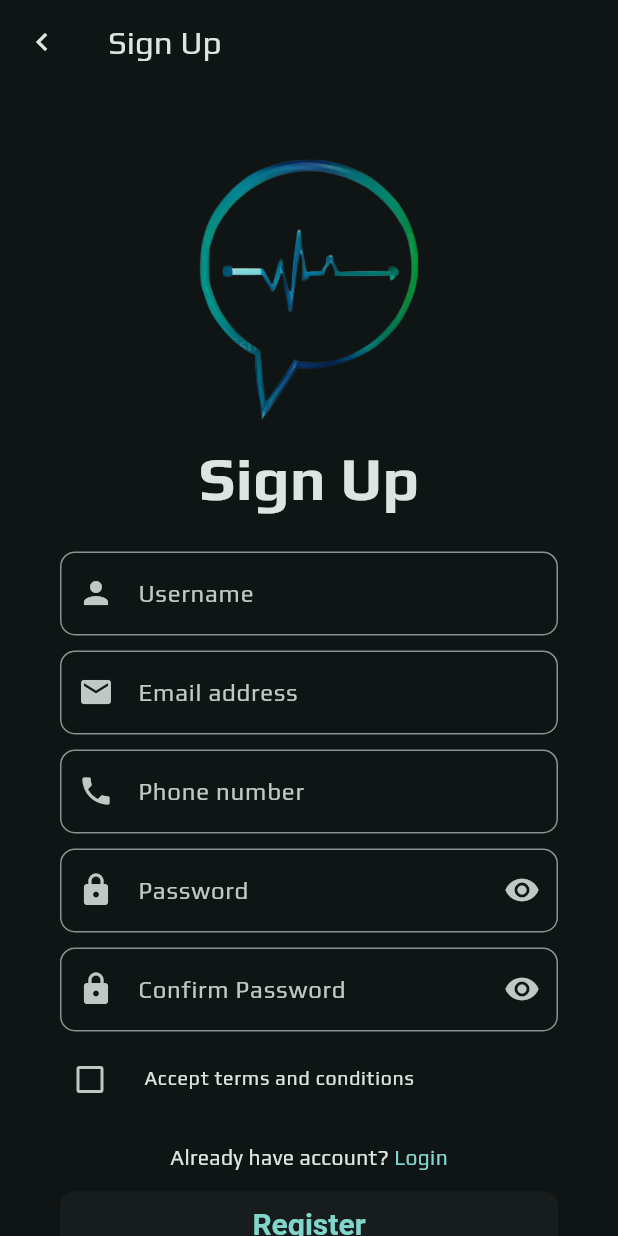
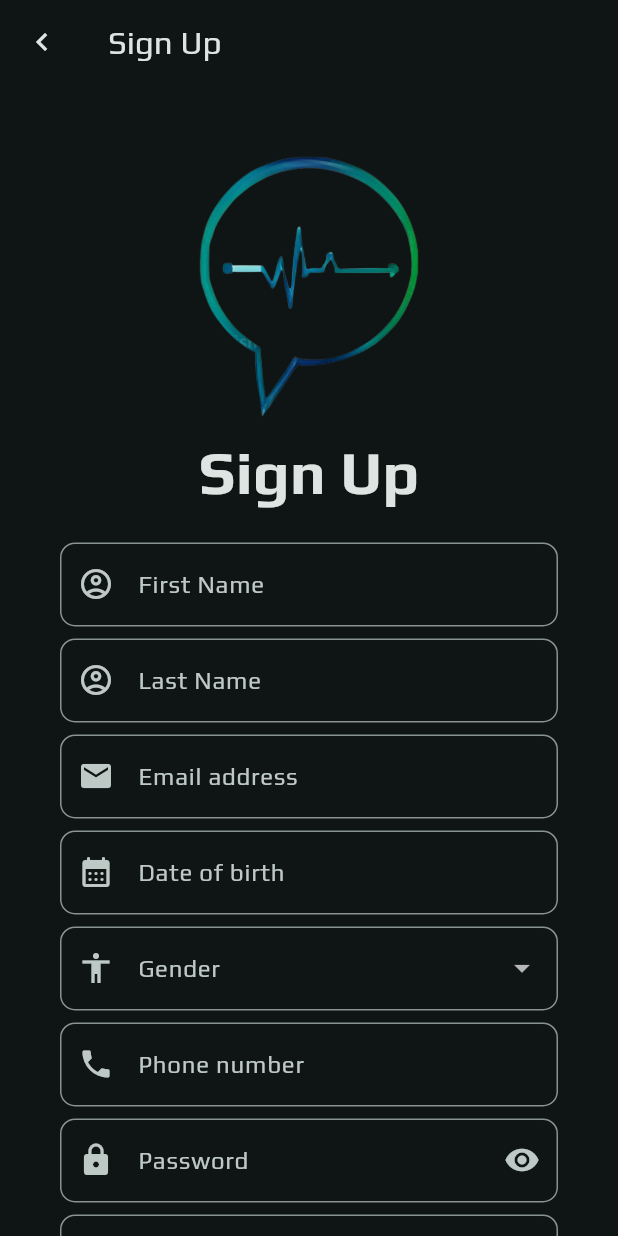
Before and after one commit to palladiumkenya/nishauri_new, a Flutter app: the screen it shows after launch, after a tap on "Register", on a phone screen of 412 x 824 dp. Run offline on Flutter 3.47's test engine with Material 3 defaults, Android fonts, the phone set to English and light mode, and no system bars; drawn by our look-alikes of flutter_form_builder; our stand-ins replace carousel_slider, dots_indicator, dropdown_search, fl_chart, flutter_expandable_fab, flutter_hooks and 12 more; missing offline and left inert: dart:ffi, flutter_web_auth_2; network calls fail.

Commit message:
:construction: Add sign up and user profile

```diff
--- a/lib/src/features/auth/presentation/pages/RegistrationScreen.dart
+++ b/lib/src/features/auth/presentation/pages/RegistrationScreen.dart
@@ -3,6 +3,7 @@ import 'package:flutter_form_builder/flutter_form_builder.dart';
 import 'package:flutter_riverpod/flutter_riverpod.dart';
 import 'package:form_builder_validators/form_builder_validators.dart';
 import 'package:go_router/go_router.dart';
+import 'package:intl/intl.dart';
 import 'package:nishauri/src/features/auth/data/providers/auth_provider.dart';
 import 'package:nishauri/src/features/user/data/providers/user_provider.dart';
 import 'package:nishauri/src/shared/display/LinkedRichText.dart';
@@ -61,32 +62,45 @@ class _RegistrationScreenState extends State<RegistrationScreen> {
                       const EdgeInsets.symmetric(horizontal: 20, vertical: 20),
                   child: Column(
                     children: [
-                      const SizedBox(height: Constants.SPACING),
+                      const SizedBox(height: Constants.SMALL_SPACING),
                       const DecoratedBox(
                         decoration: BoxDecoration(),
                         child: Logo(),
                       ),
-                      const SizedBox(height: Constants.SPACING),
+                      const SizedBox(height: Constants.SMALL_SPACING),
                       const Text(
                         "Sign Up",
                         style: TextStyle(
                             fontSize: 40, fontWeight: FontWeight.bold),
                       ),
                       const SizedBox(height: Constants.SPACING),
-                      const SizedBox(height: Constants.SPACING),
+                      const SizedBox(height: Constants.SMALL_SPACING),
                       FormBuilderTextField(
-                        name: "username",
+                        name: "f_name",
                         decoration: inputDecoration(
                           placeholder: "e.g john",
-                          prefixIcon: Icons.person,
-                          label: "Username",
+                          prefixIcon: Icons.account_circle_outlined,
+                          label: "First Name",
                         ),
                         validator: FormBuilderValidators.compose([
                           FormBuilderValidators.required(),
                           FormBuilderValidators.minLength(4),
                         ]),
                       ),
-                      const SizedBox(height: Constants.SPACING),
+                      const SizedBox(height: Constants.SMALL_SPACING),
+                      FormBuilderTextField(
+                        name: "l_name",
+                        decoration: inputDecoration(
+                          placeholder: "e.g Doe",
+                          prefixIcon: Icons.account_circle_outlined,
+                          label: "Last Name",
+                        ),
+                        validator: FormBuilderValidators.compose([
+                          FormBuilderValidators.required(),
+                          FormBuilderValidators.minLength(4),
+                        ]),
+                      ),
+                      const SizedBox(height: Constants.SMALL_SPACING),
                       FormBuilderTextField(
                         name: "email",
                         decoration: inputDecoration(
@@ -99,9 +113,47 @@ class _RegistrationScreenState extends State<RegistrationScreen> {
                           FormBuilderValidators.email(),
                         ]),
                       ),
-                      const SizedBox(height: Constants.SPACING),
+                      const SizedBox(height: Constants.SMALL_SPACING),
+                      FormBuilderDateTimePicker(
+                        firstDate: DateTime(1950),
+                        lastDate: DateTime(2100),
+                        name: "dob",
+                        format: DateFormat('yyy MMM dd'),
+                        inputType: InputType.date,
+                        decoration: inputDecoration(
+                          placeholder: "Enter your date of birth",
+                          prefixIcon: Icons.calendar_month_rounded,
+                          label: "Date of birth",
+                        ),
+                        validator: FormBuilderValidators.compose([
+                          FormBuilderValidators.required(),
+                        ]),
+                        valueTransformer: (date) => date?.toIso8601String(),
+                      ),
+                      const SizedBox(height: Constants.SMALL_SPACING),
+                      FormBuilderDropdown(
+                        name: "gender",
+                        decoration: inputDecoration(
+                          prefixIcon: Icons.accessibility,
+                          label: "Gender",
+                        ),
+                        validator: FormBuilderValidators.compose([
+                          FormBuilderValidators.required(),
+                        ]),
+                        items: const [
+                          DropdownMenuItem(
+                            value: "Male",
+                            child: Text("Male"),
+                          ),
+                          DropdownMenuItem(
+                            value: "Female",
+                            child: Text("Female"),
+                          ),
+                        ],
+                      ),
+                      const SizedBox(height: Constants.SMALL_SPACING),
                       FormBuilderTextField(
-                        name: "phoneNumber",
+                        name: "msisdn",
                         decoration: inputDecoration(
                           placeholder: "e.g 0712345678",
                           prefixIcon: Icons.phone,
@@ -113,7 +165,7 @@ class _RegistrationScreenState extends State<RegistrationScreen> {
                           FormBuilderValidators.maxLength(13),
                         ]),
                       ),
-                      const SizedBox(height: Constants.SPACING),
+                      const SizedBox(height: Constants.SMALL_SPACING),
                       FormBuilderTextField(
                         name: "password",
                         obscureText: _hidePassword,
@@ -129,7 +181,7 @@ class _RegistrationScreenState extends State<RegistrationScreen> {
                           FormBuilderValidators.required(),
                         ]),
                       ),
-                      const SizedBox(height: Constants.SPACING),
+                      const SizedBox(height: Constants.SMALL_SPACING),
                       FormBuilderTextField(
                         obscureText: _hidePassword,
                         name: "confirmPassword",
@@ -192,6 +244,7 @@ class _RegistrationScreenState extends State<RegistrationScreen> {
                                           Text('Registration successful!,'),
                                     ),
                                   );
+                                  // context.goNamed(RouteNames.VERIFY_ACCOUNT);
                                 }).catchError((error) {
                                   handleResponseError(
                                     context,
--- a/lib/src/features/auth/presentation/pages/VerificationScreen.dart
+++ b/lib/src/features/auth/presentation/pages/VerificationScreen.dart
@@ -43,6 +43,7 @@ class _VerificationScreenState extends State<VerificationScreen> {
                 .then((value) {
               // reload auth to redirect to profile update
               authStateNotifier.markProfileAsAccountVerified();
+              authStateNotifier.markProfileAsUpdated();
               ScaffoldMessenger.of(context).showSnackBar(
                 SnackBar(content: Text(value)),
               );
@@ -193,7 +194,7 @@ class _VerificationScreenState extends State<VerificationScreen> {
                                           // _formState = _formState.copyWith(values: {..._formState.values,"otp": "1234"});
                                         });
                                       },
-                                      label: "OTP verification ode",
+                                      label: "OTP verification code",
                                     ),
                                     // readOnly: !(_formKey.currentState!.value["mode"].isNotEmpty == true && _sent),
                                     validator: FormBuilderValidators.compose([
--- a/lib/src/features/user/data/services/UserService.dart
+++ b/lib/src/features/user/data/services/UserService.dart
@@ -141,23 +141,27 @@ class UserService extends HTTPService {
     final response = await call(getUser_, null);
     final responseString = await response.stream.bytesToString();
     final userData = json.decode(responseString);
-    final Map<String, dynamic> person = userData["data"][0];
-    person.remove("moh_upi");
-    final String fullName = person["client_name"] ?? "";
+    final Map<String, dynamic> person = userData["data"];
+    person.remove("user_id");
     return User.fromJson({
       ...userData,
       ...person,
-      // "name": "${person["firstName"]} ${person["lastName"]}",
-      "name": fullName,
-      "id": "MTkz",
+      "name": "${person["profile"]["f_name"]} ${person["profile"]["l_name"]}",
+      "id": userData["user_id"],
+      "firstName": person["profile"]["f_name"],
+      "lastName": person["profile"]["l_name"],
+      "bloodGroup": person["profile"]["blood_group"],
+      "maritalStatus": person["profile"]["marital"],
+      "primaryLanguage": person["profile"]["primary_language"],
+      "educationLevel": person["profile"]["education"],
+      "constituency": person["profile"]["landmark"],
       "image": "image",
-      "username": fullName,
-      "email": "email@email.com",
-      "phoneNumber": person["phone_no"],
-      // "id": userData["_id"],
-      // "image": person["image"] != null
-      //     ? "${Constants.BASE_URL}/files/${person["image"]}"
-      //     : null
+      "username": "${person["profile"]["f_name"]} ${person["profile"]["l_name"]}",
+      // "email": "some@some.com",
+      // "phoneNumber": "0713423265",
+      "email": person["profile"]["email"],
+      "phoneNumber": person["profile"]["phone_no"],
+      "dateOfBirth": person["profile"]["dob"],
     });
   }
 
@@ -165,10 +169,10 @@ class UserService extends HTTPService {
   Future<http.StreamedResponse> getUser_(dynamic args) async {
     final id = await _repository.getUserId();
     final tokenPair = await getCachedToken();
-    // var headers = {'x-access-token': tokenPair.accessToken};
-    var headers = {'Content-Type': 'application/json'};
+    var headers = {'Authorization':"Bearer ${tokenPair.accessToken}",
+      'Content-Type': 'application/json'};
     var request =
-        http.Request('GET', Uri.parse('${Constants.BASE_URL_NEW}/profile?user_id=$id'));
+        http.Request('GET', Uri.parse('${Constants.BASE_URL_NEW}/get_profile?user_id=$id'));
     request.headers.addAll(headers);
     return await request.send();
   }
@@ -232,22 +236,40 @@ class UserService extends HTTPService {
 
   Future<String> accountVerify(Map<String, dynamic> data) async {
     http.StreamedResponse response = await call(accountVerify_, data);
+    String message = '';
+    try{
+      if (response.statusCode == 200) {
+        final responseString = await response.stream.bytesToString();
+        final userData = json.decode(responseString);
+        bool messageServer = userData["success"];
 
-    final responseString = await response.stream.bytesToString();
-    final userData = json.decode(responseString);
-    return userData["detail"];
+        if (messageServer == true){
+          message = userData["msg"];
+        }
+        else{
+          throw userData["msg"];
+        }
+      }
+    } catch (e)
+    {
+      rethrow;
+    }
+    return message;
   }
 
   Future<http.StreamedResponse> accountVerify_(
       Map<String, dynamic> data) async {
+    final id = await _repository.getUserId();
+    var user = {'user_id': id};
+    var mergedData = {...data, ...user};
     final tokenPair = await getCachedToken();
     var headers = {
-      'x-access-token': tokenPair.accessToken,
+      'Authorization': "Bearer ${tokenPair.accessToken}",
       'Content-Type': 'application/json',
     };
     var request =
-        http.Request('POST', Uri.parse('${Constants.BASE_URL}/auth/verify'));
-    request.body = jsonEncode(data);
+        http.Request('POST', Uri.parse('${Constants.BASE_URL_NEW}verifyotp'));
+    request.body = jsonEncode(mergedData);
     request.headers.addAll(headers);
     return await request.send();
   }
@@ -270,10 +292,14 @@ class UserService extends HTTPService {
   }
 
   Future<http.StreamedResponse> requestVerificationCode_(String? mode) async {
+    final id = await _repository.getUserId();
     final tokenPair = await getCachedToken();
-    var headers = {'x-access-token': tokenPair.accessToken};
+    var headers = {'Authorization': "Bearer ${tokenPair.accessToken}",
+      'Content-Type': 'application/json',};
+    var body = {'user_id': id};
     var request = http.Request(
-        'GET', Uri.parse('${Constants.BASE_URL}/auth/verify?mode=$mode'));
+        'POST', Uri.parse('${Constants.BASE_URL_NEW}sendotp'));
+    request.body = jsonEncode(body);
     request.headers.addAll(headers);
     http.StreamedResponse response = await request.send();
     return response;
@@ -285,6 +311,6 @@ class UserService extends HTTPService {
 
     final responseString = await response.stream.bytesToString();
     final userData = json.decode(responseString);
-    return userData["detail"];
+    return userData["msg"];
   }
 }
--- a/lib/src/features/user/presentation/controllers/UserControler.dart
+++ b/lib/src/features/user/presentation/controllers/UserControler.dart
@@ -1,6 +1,7 @@
 import 'package:flutter_riverpod/flutter_riverpod.dart';
 import 'package:nishauri/src/features/user/data/models/user.dart';
 import 'package:nishauri/src/features/user/data/respositories/UserRepository.dart';
+import 'dart:developer' as developer;
 
 class UserController extends StateNotifier<AsyncValue<User>> {
   final UserRepository _repository;
@@ -16,6 +17,8 @@ class UserController extends StateNotifier<AsyncValue<User>> {
       state = AsyncValue.data(user);
     } catch (e) {
       state = AsyncValue.error(e, StackTrace.current);
+      developer.log('-->getUser ${e.toString()}');
+      rethrow;
     }
   }
 
@@ -24,6 +27,7 @@ class UserController extends StateNotifier<AsyncValue<User>> {
       final user_ = await _repository.updateProfile(user);
       await getUser();
     } catch (e) {
+      developer.log('-->updateUser ${e.toString()}');
       rethrow;
     }
   }
@@ -32,6 +36,7 @@ class UserController extends StateNotifier<AsyncValue<User>> {
     try {
       return await _repository.verifyAccount(data);
     } catch (e) {
+      developer.log('-->Verify ${e.toString()}');
       rethrow;
     }
   }
@@ -39,6 +44,7 @@ class UserController extends StateNotifier<AsyncValue<User>> {
     try {
       return await _repository.getOTPCode(mode);
     } catch (e) {
+      developer.log('-->getOTPCode ${e.toString()}');
       rethrow;
     }
   }
--- a/lib/src/utils/constants.dart
+++ b/lib/src/utils/constants.dart
@@ -7,6 +7,7 @@ class Constants {
   // static const String BASE_URL = "http://10.96.100.177:5000";
   // static const String BASE_URL = "http://192.168.100.40:5000";
   static const ROUNDNESS = 10.0;
+  static const SMALL_SPACING = 8.0;
   static const TOKEN_KEY = 'jwt_token_key';
   static const SPACING = 10.0;
   static const MEDIUM_SCREEN_WIDTH = 600.00;
```
Also changed, not shown: lib/src/features/auth/data/services/AuthApiService.dart (+8 -6 lines), lib/src/features/auth/presentation/controllers/auth_controller.dart (+12 -3 lines).
